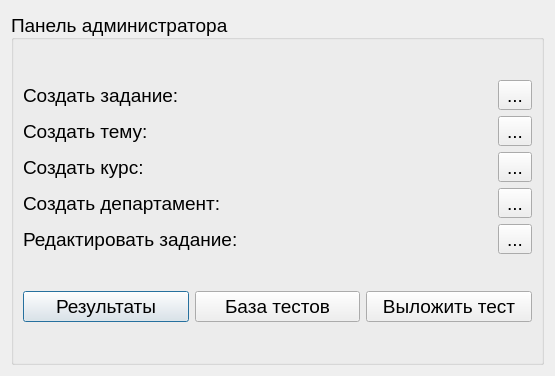
First picture: the form in adminwindow.ui, repository Rayzedan/SystemControlStudent, before the edit.
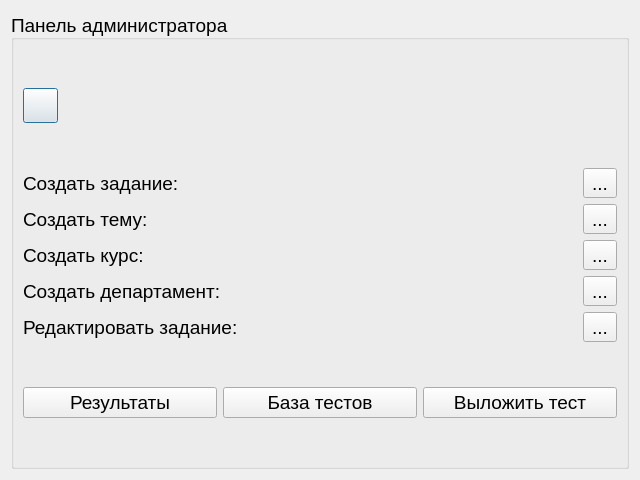
Second picture: the form after the edit.

Diff of the .ui file:
```diff
--- a/adminwindow.ui
+++ b/adminwindow.ui
@@ -6,10 +6,16 @@
    <rect>
     <x>0</x>
     <y>0</y>
-    <width>555</width>
-    <height>376</height>
+    <width>640</width>
+    <height>480</height>
    </rect>
   </property>
+  <property name="minimumSize">
+   <size>
+    <width>640</width>
+    <height>480</height>
+   </size>
+  </property>
   <property name="windowTitle">
    <string/>
   </property>
@@ -35,6 +41,19 @@
       <bool>false</bool>
      </property>
      <layout class="QVBoxLayout" name="verticalLayout_3">
+      <item>
+       <widget class="QPushButton" name="pushButton_4">
+        <property name="maximumSize">
+         <size>
+          <width>35</width>
+          <height>35</height>
+         </size>
+        </property>
+        <property name="text">
+         <string/>
+        </property>
+       </widget>
+      </item>
       <item>
        <layout class="QHBoxLayout" name="horizontalLayout_3">
         <item>
```
